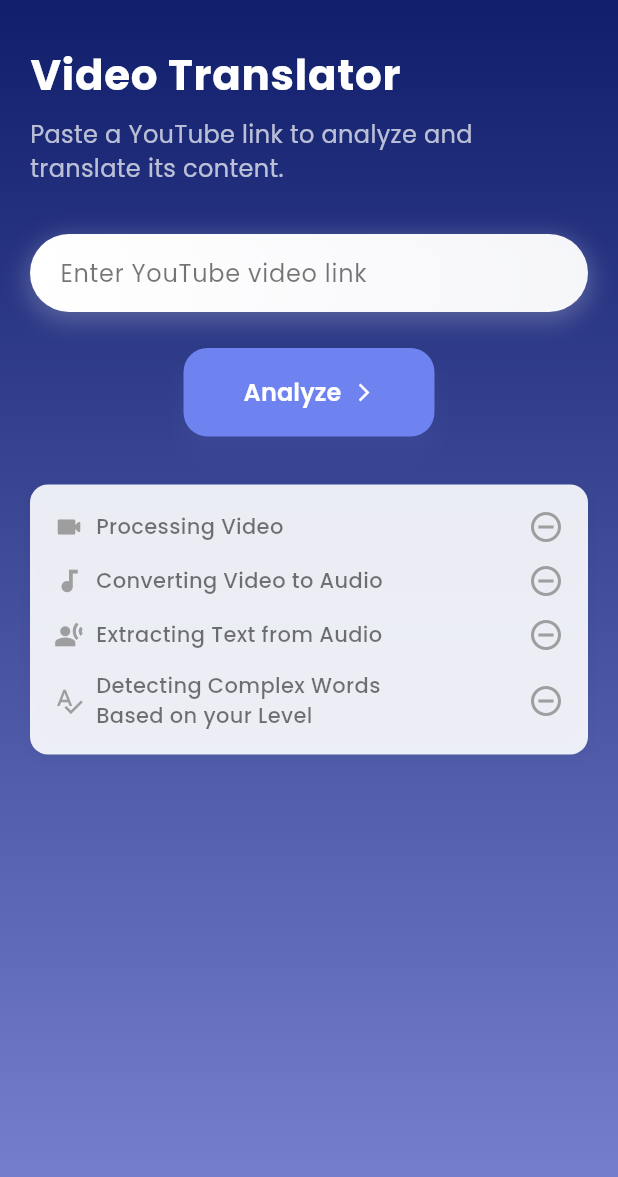
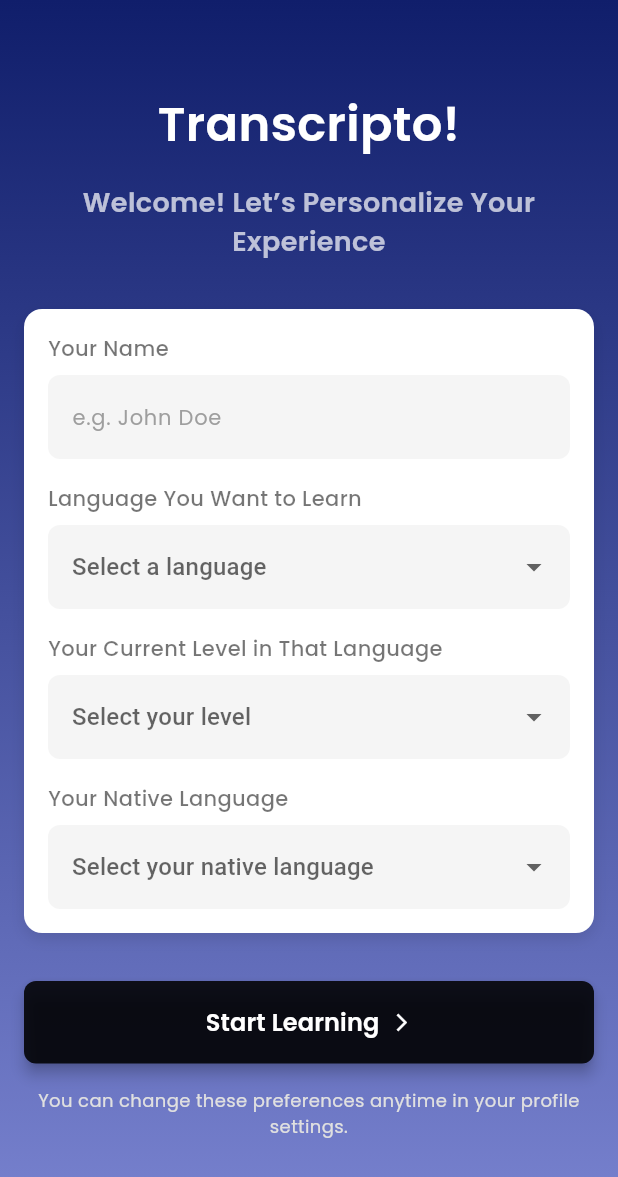
Before and after one commit to borhanedinee/youtube_video_translator, a Flutter app: the screen it shows after launch, on a phone screen of 412 x 824 dp. Shown: the top 1177 px of the screen. Run offline on Flutter 3.47's test engine with Material 3 defaults, Android fonts, the phone set to English and light mode, and no system bars; our stand-ins replace flutter_spinkit, font_awesome_flutter, get, google_fonts, just_audio, permission_handler and 1 more; missing offline and left inert: assemblyai_flutter_sdk, youtube_explode_dart; accounts and stored records are empty.

Commit message:
added auth screen

```diff
--- a/lib/main.dart
+++ b/lib/main.dart
@@ -1,14 +1,23 @@
 import 'package:flutter/material.dart';
 import 'package:get/get.dart';
+import 'package:shared_preferences/shared_preferences.dart';
+import 'package:youtube_downloader/models/user_model.dart';
 import 'package:youtube_downloader/screens/home_screen.dart';
+import 'package:youtube_downloader/screens/user_info_screen.dart';
 import 'package:youtube_downloader/services/complex_words_detector.dart';
 import 'package:youtube_downloader/services/download_youtube_video_service.dart';
+import 'package:youtube_downloader/services/user_info_service.dart';
 
-void main() {
+late SharedPreferences prefs;
+
+void main() async {
+  WidgetsFlutterBinding.ensureInitialized();
+  prefs = await SharedPreferences.getInstance();
   runApp(MyApp());
 }
 
 late Size size;
+UserModel? currentUser;
 
 class MyApp extends StatelessWidget {
   @override
@@ -17,9 +26,10 @@ class MyApp extends StatelessWidget {
 
     Get.put(DownloadYoutubeVideoService());
     Get.put(ComplexWordsDetector());
+    Get.put(UserInfoService());
     return GetMaterialApp(
       debugShowCheckedModeBanner: false,
-      home: HomeScreen(),
+      home: UserInfoScreen(),
     );
   }
 }
--- /dev/null
+++ b/lib/models/user_model.dart
@@ -0,0 +1,33 @@
+class UserModel {
+  final String username;
+  final String toLang; // Language user wants to learn
+  final String fromLang; // Native language
+  final String level; // Language proficiency level (e.g., A1 to C2)
+
+  UserModel({
+    required this.username,
+    required this.toLang,
+    required this.fromLang,
+    required this.level,
+  });
+
+  // Convert to Map (for SharedPreferences or JSON)
+  Map<String, String> toMap() {
+    return {
+      'username': username.toLowerCase(),
+      'tolang': toLang.toLowerCase(),
+      'fromlang': fromLang.toLowerCase(),
+      'level': level.toLowerCase(),
+    };
+  }
+
+  // Create UserModel from Map (e.g. from SharedPreferences)
+  factory UserModel.fromMap(Map<String, String> map) {
+    return UserModel(
+      username: map['username'] ?? '',
+      toLang: map['tolang'] ?? '',
+      fromLang: map['fromlang'] ?? '',
+      level: map['level'] ?? '',
+    );
+  }
+}
--- /dev/null
+++ b/lib/screens/user_info_screen.dart
@@ -0,0 +1,350 @@
+import 'package:flutter/material.dart';
+import 'package:get/get.dart';
+import 'package:google_fonts/google_fonts.dart';
+import 'package:youtube_downloader/main.dart';
+import 'package:youtube_downloader/screens/home_screen.dart';
+import 'package:youtube_downloader/services/user_info_service.dart';
+import 'package:youtube_downloader/themes/app_themes.dart';
+
+class UserInfoScreen extends StatefulWidget {
+  const UserInfoScreen({super.key});
+
+  @override
+  State<UserInfoScreen> createState() => _UserInfoScreenState();
+}
+
+class _UserInfoScreenState extends State<UserInfoScreen> {
+  String _selectedToLanguage = '';
+  String _selectedLevel = '';
+  String _selectedFromLanguage = '';
+
+  late TextEditingController _userNameController;
+
+  @override
+  void initState() {
+    _userNameController = TextEditingController();
+    super.initState();
+  }
+
+  @override
+  void dispose() {
+    _userNameController.dispose();
+    super.dispose();
+  }
+
+  @override
+  Widget build(BuildContext context) {
+    return Scaffold(
+      body: LayoutBuilder(
+        builder:
+            (context, constraints) => Container(
+              height: constraints.maxHeight,
+              padding: const EdgeInsets.symmetric(horizontal: 16.0),
+              decoration: AppThemes.backgroundGradient,
+              child: SingleChildScrollView(
+                child: Column(
+                  crossAxisAlignment: CrossAxisAlignment.start,
+                  children: [
+                    const SizedBox(height: 60),
+                    Center(
+                      child: Column(
+                        children: [
+                          Text(
+                            'Transcripto!',
+                            style: GoogleFonts.poppins(
+                              fontSize: 32,
+                              fontWeight: FontWeight.w600,
+                              color: Colors.white,
+                            ),
+                            textAlign: TextAlign.center,
+                          ),
+                          const SizedBox(height: 16),
+                          Text(
+                            'Welcome! Let’s Personalize Your Experience',
+                            style: GoogleFonts.poppins(
+                              fontSize: 18,
+                              fontWeight: FontWeight.w600,
+                              color: Colors.white70,
+                            ),
+                            textAlign: TextAlign.center,
+                          ),
+                        ],
+                      ),
+                    ),
+                    const SizedBox(height: 32),
+                    Container(
+                      padding: const EdgeInsets.all(16.0),
+                      decoration: BoxDecoration(
+                        color: Colors.white,
+                        borderRadius: BorderRadius.circular(12.0),
+                        boxShadow: [
+                          BoxShadow(
+                            color: Colors.black.withOpacity(0.1),
+                            blurRadius: 8.0,
+                            offset: const Offset(0, 4),
+                          ),
+                        ],
+                      ),
+                      child: Column(
+                        crossAxisAlignment: CrossAxisAlignment.start,
+                        children: [
+                          Text(
+                            'Your Name',
+                            style: GoogleFonts.poppins(
+                              fontSize: 14,
+                              fontWeight: FontWeight.w500,
+                              color: Colors.black54,
+                            ),
+                          ),
+                          const SizedBox(height: 8),
+                          TextField(
+                            controller: _userNameController,
+                            decoration: InputDecoration(
+                              hintText: 'e.g. John Doe',
+                              hintStyle: GoogleFonts.poppins(
+                                fontSize: 14,
+                                color: Colors.grey,
+                              ),
+                              border: OutlineInputBorder(
+                                borderRadius: BorderRadius.circular(8.0),
+                                borderSide: BorderSide.none,
+                              ),
+                              filled: true,
+                              fillColor: Colors.grey[100],
+                            ),
+                          ),
+                          const SizedBox(height: 16),
+                          Text(
+                            'Language You Want to Learn',
+                            style: GoogleFonts.poppins(
+                              fontSize: 14,
+                              fontWeight: FontWeight.w500,
+                              color: Colors.black54,
+                            ),
+                          ),
+                          const SizedBox(height: 8),
+                          DropdownButtonFormField<String>(
+                            decoration: InputDecoration(
+                              hintText: 'Select a language',
+                              hintStyle: GoogleFonts.poppins(
+                                fontSize: 14,
+                                color: Colors.grey,
+                              ),
+                              border: OutlineInputBorder(
+                                borderRadius: BorderRadius.circular(8.0),
+                                borderSide: BorderSide.none,
+                              ),
+                              filled: true,
+                              fillColor: Colors.grey[100],
+                            ),
+                            items:
+                                ['English', 'Spanish', 'Arabic']
+                                    .map(
+                                      (lang) => DropdownMenuItem(
+                                        value: lang,
+                                        child: Text(
+                                          lang,
+                                          style: GoogleFonts.poppins(
+                                            fontSize: 14,
+                                          ),
+                                        ),
+                                      ),
+                                    )
+                                    .toList(),
+                            onChanged: (value) {
+                              if (value != '') {
+                                _selectedToLanguage = value!.toLowerCase();
+                              }
+                            },
+                          ),
+                          const SizedBox(height: 16),
+                          Text(
+                            'Your Current Level in That Language',
+                            style: GoogleFonts.poppins(
+                              fontSize: 14,
+                              fontWeight: FontWeight.w500,
+                              color: Colors.black54,
+                            ),
+                          ),
+                          const SizedBox(height: 8),
+                          DropdownButtonFormField<String>(
+                            decoration: InputDecoration(
+                              hintText: 'Select your level',
+                              hintStyle: GoogleFonts.poppins(
+                                fontSize: 14,
+                                color: Colors.grey,
+                              ),
+                              border: OutlineInputBorder(
+                                borderRadius: BorderRadius.circular(8.0),
+                                borderSide: BorderSide.none,
+                              ),
+                              filled: true,
+                              fillColor: Colors.grey[100],
+                            ),
+                            items:
+                                ['A1', 'A2', 'B1', 'B2', 'C1', 'C2']
+                                    .map(
+                                      (level) => DropdownMenuItem(
+                                        value: level,
+                                        child: Text(
+                                          level,
+                                          style: GoogleFonts.poppins(
+                                            fontSize: 14,
+                                          ),
+                                        ),
+                                      ),
+                                    )
+                                    .toList(),
+                            onChanged: (value) {
+                              if (value != '') {
+                                _selectedLevel = value!.toLowerCase();
+                              }
+                            },
+                          ),
+                          const SizedBox(height: 16),
+                          Text(
+                            'Your Native Language',
+                            style: GoogleFonts.poppins(
+                              fontSize: 14,
+                              fontWeight: FontWeight.w500,
+                              color: Colors.black54,
+                            ),
+                          ),
+                          const SizedBox(height: 8),
+                          DropdownButtonFormField<String>(
+                            decoration: InputDecoration(
+                              hintText: 'Select your native language',
+                              hintStyle: GoogleFonts.poppins(
+                                fontSize: 14,
+                                color: Colors.grey,
+                              ),
+                              border: OutlineInputBorder(
+                                borderRadius: BorderRadius.circular(8.0),
+                                borderSide: BorderSide.none,
+                              ),
+                              filled: true,
+                              fillColor: Colors.grey[100],
+                            ),
+                            items:
+                                ['English', 'Arabic', 'French']
+                                    .map(
+                                      (lang) => DropdownMenuItem(
+                                        value: lang,
+                                        child: Text(
+                                          lang,
+                                          style: GoogleFonts.poppins(
+                                            fontSize: 14,
+                                          ),
+                                        ),
+                                      ),
+                                    )
+                                    .toList(),
+                            onChanged: (value) {
+                              if (value != '') {
+                                _selectedFromLanguage = value!.toLowerCase();
+                              }
+                            },
+                          ),
+                        ],
+                      ),
+                    ),
+                    SizedBox(height: 32),
+                    GetBuilder<UserInfoService>(
+                      builder:
+                          (controller) => SizedBox(
+                            width: constraints.maxWidth,
+                            child: ElevatedButton.icon(
+                              onPressed: () async {
+                                if (_userNameController.text != '' &&
+                                    _selectedToLanguage != '' &&
+                                    _selectedLevel != '' &&
+                                    _selectedFromLanguage != '') {
+                                  final userName = _userNameController.text;
+                                  final status =
+                                      await Get.find<UserInfoService>()
+                                          .saveUserInfo(
+                                            userName,
+                                            _selectedToLanguage,
+                                            _selectedLevel,
+                                            _selectedFromLanguage,
+                                          );
+                                  if (status) {
+                                    Navigator.of(context).pushReplacement(
+                                      MaterialPageRoute(
+                                        builder: (context) => HomeScreen(),
+                                      ),
+                                    );
+                                  } else {
+                                    ScaffoldMessenger.of(context).showSnackBar(
+                                      SnackBar(
+                                        content: Text(
+                                          'Something went wrong. Please try again.',
+                                        ),
+                                      ),
+                                    );
+                                  }
+                                } else {
+                                  ScaffoldMessenger.of(context).showSnackBar(
+                                    SnackBar(
+                                      content: Text(
+                                        'Please make sure you select and fill all the fields',
+                                      ),
+                                    ),
+                                  );
+                                }
+                              },
+                              style: ElevatedButton.styleFrom(
+                                backgroundColor: Colors.black87,
+                                foregroundColor: Colors.white,
+                                padding: const EdgeInsets.symmetric(
+                                  horizontal: 32.0,
+                                  vertical: 16.0,
+                                ),
+                                shape: RoundedRectangleBorder(
+                                  borderRadius: BorderRadius.circular(8.0),
+                                ),
+                                elevation: 4.0,
+                              ),
+                              label: Text(
+                                controller.isSavingUser
+                                    ? 'Almost There ...'
+                                    : 'Start Learning',
+                                style: GoogleFonts.poppins(
+                                  fontSize: 16,
+                                  fontWeight: FontWeight.w600,
+                                  color: Colors.white,
+                                ),
+                              ),
+                              iconAlignment: IconAlignment.end,
+                              icon:
+                                  controller.isSavingUser
+                                      ? SizedBox()
+                                      : Icon(
+                                        Icons.arrow_forward_ios,
+                                        size: 14,
+                                        color: Colors.white,
+                                      ),
+                            ),
+                          ),
+                    ),
+                    const SizedBox(height: 16),
+                    Center(
+                      child: Text(
+                        'You can change these preferences anytime in your profile settings.',
+                        style: GoogleFonts.poppins(
+                          fontSize: 12,
+                          fontWeight: FontWeight.w400,
+                          color: Colors.grey.shade300,
+                        ),
+                        textAlign: TextAlign.center,
+                      ),
+                    ),
+                    const SizedBox(height: 32),
+                  ],
+                ),
+              ),
+            ),
+      ),
+    );
+  }
+}
--- a/lib/services/download_youtube_video_service.dart
+++ b/lib/services/download_youtube_video_service.dart
@@ -79,6 +79,7 @@ class DownloadYoutubeVideoService extends GetxController {
 
       update();
     } catch (e, stack) {
+      setInitialStateOfLoaders();
       print('❌ Error: $e');
       print(stack);
     }
--- a/lib/services/youtube_video_services.dart
+++ b/lib/services/youtube_video_services.dart
@@ -1,7 +1,7 @@
 String getYouTubeVideoId(String url) {
-  // Regular expression to match YouTube video ID
+  // Enhanced regular expression to match YouTube video ID across various formats
   final RegExp regExp = RegExp(
-    r'(?:youtube\.com\/(?:[^\/]+\/.+\/|(?:v|e(?:mbed)?)\/|.*[?&]v=)|youtu\.be\/)([^"&?\/\s]{11})',
+    r'(?:youtube(?:-nocookie)?\.com/(?:[^/\n\s]+/\S+/|(?:v|e(?:mbed)?|watch)/?[^/\n\s]*[?&]?(?:v=)?)|youtu\.be/)([a-zA-Z0-9_-]{11})',
     caseSensitive: false,
   );
 
@@ -14,8 +14,21 @@ String getYouTubeVideoId(String url) {
 
 bool isYouTubeVideoLink(String link) {
   final youtubePatterns = [
-    r'^https?://(?:www\.)?youtube\.com/watch\?v=[\w-]+',
-    r'^https?://youtu\.be/[\w-]+',
+    r'^https?://(?:www\.)?youtube(?:-nocookie)?\.com/(?:watch\?v=|embed/|v/|shorts/)?[a-zA-Z0-9_-]{11}(?:\?[^"\s]*)?$',
+    r'^https?://youtu\.be/[a-zA-Z0-9_-]{11}(?:\?[^"\s]*)?$',
   ];
   return youtubePatterns.any((pattern) => RegExp(pattern).hasMatch(link));
 }
+
+String getLanguageCode(String language) {
+  switch (language.toLowerCase()) {
+    case 'english':
+      return 'en';
+    case 'spanish':
+      return 'es';
+    case 'arabic':
+      return 'ar';
+    default:
+      throw ArgumentError('Unsupported language: $language');
+  }
+}
--- a/pubspec.yaml
+++ b/pubspec.yaml
@@ -11,12 +11,14 @@ dependencies:
   flutter:
     sdk: flutter
   flutter_spinkit: ^5.2.1
+  font_awesome_flutter: ^10.8.0
   get: ^4.7.2
   google_fonts: ^6.2.1
   http: ^1.4.0
   just_audio: ^0.10.2
   path_provider: ^2.1.5
   permission_handler: ^12.0.0+1
+  shared_preferences: ^2.5.3
   youtube_explode_dart: ^2.4.0
 
 dev_dependencies:
```
Also changed, not shown: lib/screens/complex_word_details_screen.dart (+55 -16 lines), lib/screens/home_screen.dart (+29 -5 lines), lib/screens/video_summary_screen.dart (+23 -3 lines), lib/services/complex_words_detector.dart (+13 -1 lines), lib/services/user_info_service.dart (added, +37 -0 lines), pubspec.lock, 1 other file.
